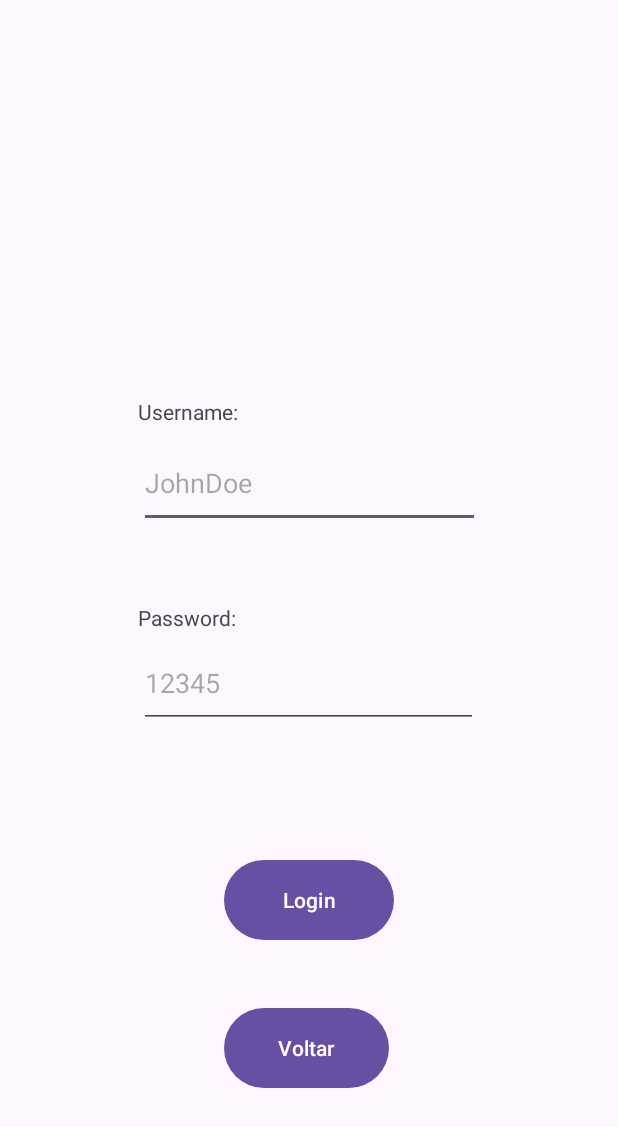
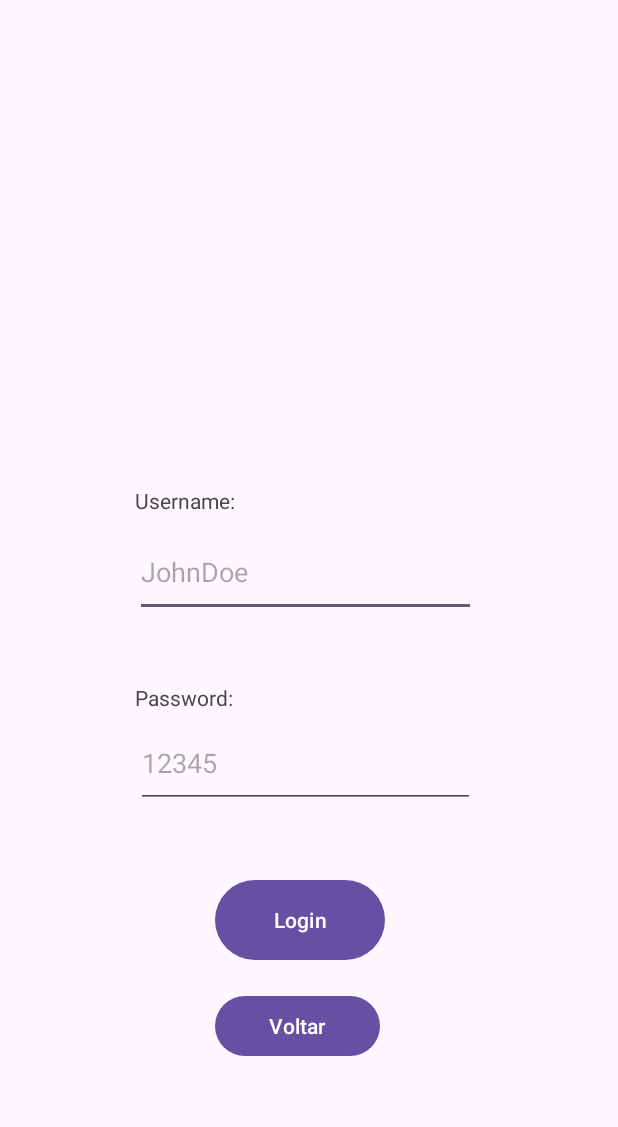
Before and after one commit to Rebolas/SphereMaze, an Android app: the layout activity_login.xml on its own in the app's theme, with its tools: preview values and no code run, on a phone screen of 412 x 824 dp. Shown: the top 1127 px of the screen. Run offline under Robolectric (Android 15) with nearby library versions, the phone set to English and light mode, and no system bars.

Commit message:
Scroll na activity de Sobre Nós e criação da pagina inicial, pagina de dados pessoais, pagina de scores, e pagina de edição de dados pessoais

```diff
--- a/app/src/main/java/pt/ipt/walkingsensor/MainActivity.kt
+++ b/app/src/main/java/pt/ipt/walkingsensor/MainActivity.kt
@@ -15,6 +15,7 @@ class MainActivity : AppCompatActivity() {
         buttonclick.setOnClickListener{
             val intent= Intent(this,Level1::class.java)
             startActivity(intent)
+
         }
     }
 }
--- a/app/src/main/java/pt/ipt/walkingsensor/SobreNos.kt
+++ b/app/src/main/java/pt/ipt/walkingsensor/SobreNos.kt
@@ -15,6 +15,9 @@ class SobreNos : AppCompatActivity() {
         voltarLandButton.setOnClickListener {
             val intent = Intent(this@SobreNos, LandingActivity::class.java)
             startActivity(intent)
+
+
+
         }
     }
 }
--- a/app/src/main/res/layout/activity_login.xml
+++ b/app/src/main/res/layout/activity_login.xml
@@ -11,78 +11,69 @@
         android:layout_width="79dp"
         android:layout_height="27dp"
         android:text="Username:"
-        app:layout_constraintBottom_toBottomOf="parent"
+        app:layout_constraintBottom_toTopOf="@+id/EmailText"
         app:layout_constraintEnd_toEndOf="parent"
-        app:layout_constraintHorizontal_bias="0.277"
+        app:layout_constraintHorizontal_bias="0.271"
         app:layout_constraintStart_toStartOf="parent"
         app:layout_constraintTop_toTopOf="parent"
-        app:layout_constraintVertical_bias="0.332" />
+        app:layout_constraintVertical_bias="1.0" />
 
     <TextView
         android:id="@+id/textView3"
         android:layout_width="88dp"
         android:layout_height="23dp"
         android:text="Password:"
-        app:layout_constraintBottom_toBottomOf="parent"
+        app:layout_constraintBottom_toTopOf="@+id/PasswordText"
         app:layout_constraintEnd_toEndOf="parent"
-        app:layout_constraintHorizontal_bias="0.284"
-        app:layout_constraintStart_toStartOf="parent"
-        app:layout_constraintTop_toBottomOf="@+id/EmailText"
-        app:layout_constraintVertical_bias="0.111" />
+        app:layout_constraintHorizontal_bias="0.278"
+        app:layout_constraintStart_toStartOf="parent" />
 
     <EditText
         android:id="@+id/EmailText"
         android:layout_width="227dp"
         android:layout_height="60dp"
+        android:layout_marginBottom="44dp"
         android:ems="10"
         android:hint="JohnDoe"
         android:inputType="text"
+        app:layout_constraintBottom_toTopOf="@+id/textView3"
         app:layout_constraintEnd_toEndOf="parent"
-        app:layout_constraintStart_toStartOf="parent"
-        app:layout_constraintTop_toBottomOf="@+id/textView2" />
+        app:layout_constraintHorizontal_bias="0.489"
+        app:layout_constraintStart_toStartOf="parent" />
 
     <EditText
         android:id="@+id/PasswordText"
         android:layout_width="226dp"
         android:layout_height="60dp"
+        android:layout_marginBottom="44dp"
         android:ems="10"
         android:hint="12345"
         android:inputType="textPassword"
+        app:layout_constraintBottom_toTopOf="@+id/loginButton"
         app:layout_constraintEnd_toEndOf="parent"
-        app:layout_constraintHorizontal_bias="0.497"
-        app:layout_constraintStart_toStartOf="parent"
-        app:layout_constraintTop_toBottomOf="@+id/textView3" />
+        app:layout_constraintHorizontal_bias="0.486"
+        app:layout_constraintStart_toStartOf="parent" />
 
     <Button
         android:id="@+id/loginButton"
         android:layout_width="113dp"
         android:layout_height="61dp"
+        android:layout_marginBottom="16dp"
         android:text="Login"
-        app:layout_constraintBottom_toBottomOf="parent"
+        app:layout_constraintBottom_toTopOf="@+id/voltarButtLog"
         app:layout_constraintEnd_toEndOf="parent"
-        app:layout_constraintStart_toStartOf="parent"
-        app:layout_constraintTop_toBottomOf="@+id/PasswordText"
-        app:layout_constraintVertical_bias="0.304" />
-
-    <TextView
-        android:id="@+id/textViewTestes"
-        android:layout_width="wrap_content"
-        android:layout_height="wrap_content"
-        app:layout_constraintBottom_toTopOf="@+id/EmailText"
-        app:layout_constraintEnd_toEndOf="parent"
-        app:layout_constraintStart_toStartOf="parent"
-        app:layout_constraintTop_toTopOf="parent" />
+        app:layout_constraintHorizontal_bias="0.479"
+        app:layout_constraintStart_toStartOf="parent" />
 
     <Button
         android:id="@+id/voltarButtLog"
         android:layout_width="110dp"
-        android:layout_height="61dp"
+        android:layout_height="wrap_content"
+        android:layout_marginBottom="116dp"
         android:text="Voltar"
         app:layout_constraintBottom_toBottomOf="parent"
         app:layout_constraintEnd_toEndOf="parent"
-        app:layout_constraintHorizontal_bias="0.495"
-        app:layout_constraintStart_toStartOf="parent"
-        app:layout_constraintTop_toTopOf="parent"
-        app:layout_constraintVertical_bias="0.876" />
+        app:layout_constraintHorizontal_bias="0.475"
+        app:layout_constraintStart_toStartOf="parent" />
 
 </androidx.constraintlayout.widget.ConstraintLayout>
```
Also changed, not shown: app/src/main/AndroidManifest.xml (+12 -0 lines), app/src/main/java/pt/ipt/walkingsensor/EditPersonDataActivity.kt (added, +12 -0 lines), app/src/main/java/pt/ipt/walkingsensor/LoginActivity.kt (+7 -6 lines), app/src/main/java/pt/ipt/walkingsensor/PersonalDataActivity.kt (added, +12 -0 lines), app/src/main/java/pt/ipt/walkingsensor/PlayActivity.kt (added, +12 -0 lines), app/src/main/java/pt/ipt/walkingsensor/ScoreActivity.kt (added, +12 -0 lines), app/src/main/res/layout/activity_edit_person_data.xml (added, +9 -0 lines), app/src/main/res/layout/activity_personal_data.xml (added, +9 -0 lines), app/src/main/res/layout/activity_play.xml (added, +9 -0 lines), app/src/main/res/layout/activity_register.xml (+30 -39 lines), app/src/main/res/layout/activity_score.xml (added, +9 -0 lines), app/src/main/res/layout/activity_sobre_nos.xml (+31 -3 lines).
